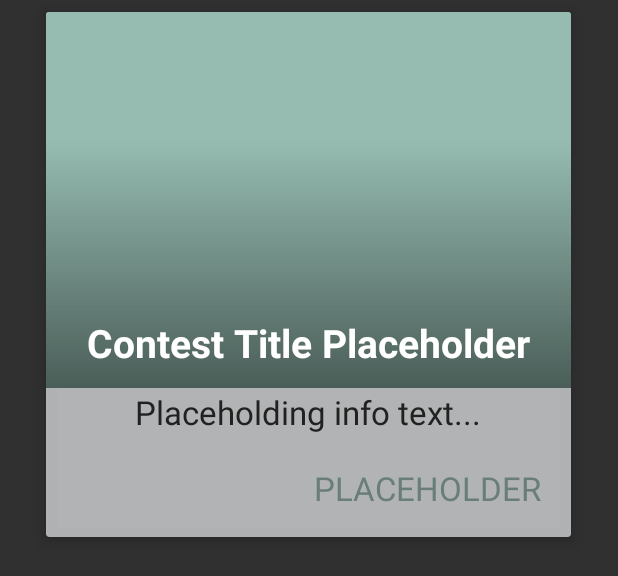
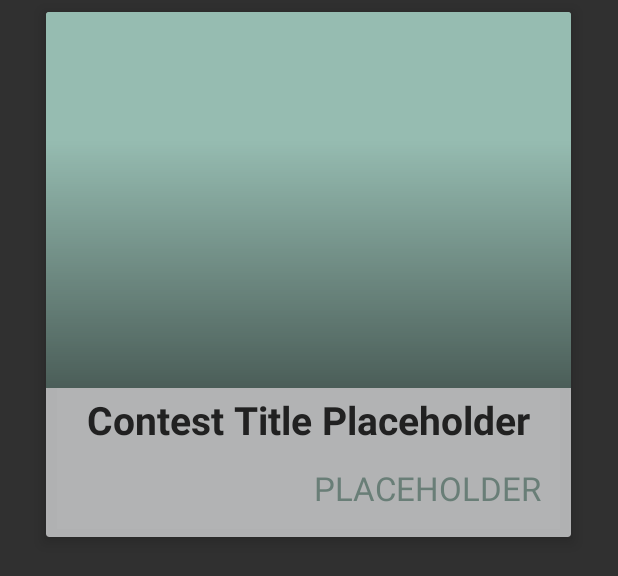
Before and after one commit to chiefnoah/anime-bracket-android, an Android app: the layout current_bracket_card.xml on its own in the app's theme, with its tools: preview values and no code run, on a phone screen of 412 x 824 dp. Shown: the top 576 px of the screen. Run offline under Robolectric (Android 15) with nearby library versions, the phone set to English and light mode, and no system bars.

Commit message:
Card style changes

```diff
--- a/app/src/main/res/layout/current_bracket_card.xml
+++ b/app/src/main/res/layout/current_bracket_card.xml
@@ -3,8 +3,8 @@
     xmlns:card_view="http://schemas.android.com/apk/res-auto"
     android:layout_width="match_parent"
     android:layout_height="match_parent"
-    android:orientation="vertical"
-    android:gravity="center_horizontal">
+    android:gravity="center_horizontal"
+    android:orientation="vertical">
 
 
     <android.support.v7.widget.CardView
@@ -12,11 +12,11 @@
         android:layout_width="350dp"
         android:layout_height="350dp"
         android:layout_gravity="center"
-        card_view:cardBackgroundColor="@color/cardBackground"
-        card_view:cardCornerRadius="2dp"
         android:layout_margin="8dp"
         android:longClickable="true"
-        android:translationZ="4dp">
+        android:translationZ="4dp"
+        card_view:cardBackgroundColor="@color/cardBackground"
+        card_view:cardCornerRadius="2dp">
 
         <RelativeLayout
             android:layout_width="match_parent"
@@ -25,9 +25,9 @@
             android:background="#00000000">
 
             <TableLayout
+                android:id="@+id/images_table_layout"
                 android:layout_width="match_parent"
-                android:layout_height="wrap_content"
-                android:id="@+id/images_table_layout">
+                android:layout_height="wrap_content">
 
                 <TableRow>
 
@@ -89,34 +89,39 @@
                 android:layout_marginBottom="3dp"
                 android:text="Placeholding info text..."
                 android:textAppearance="?android:attr/textAppearanceLarge"
-                android:textColor="@color/colorTextPrimary" />
+                android:textColor="@color/colorTextPrimary"
+                android:visibility="gone" />
 
             <TextView
                 android:id="@+id/current_bracket_title_text_view"
                 android:layout_width="wrap_content"
                 android:layout_height="wrap_content"
-                android:layout_above="@+id/info_text_view"
+                android:layout_below="@+id/images_table_layout"
                 android:layout_centerHorizontal="true"
-                android:layout_marginBottom="14dp"
+                android:layout_marginBottom="3dp"
+                android:layout_marginLeft="6dp"
+                android:layout_marginRight="6dp"
+                android:layout_marginTop="3dp"
                 android:text="Contest Title Placeholder"
                 android:textAppearance="?android:attr/textAppearanceLarge"
+                android:textColor="@color/colorTextPrimary"
                 android:textSize="26sp"
                 android:textStyle="bold" />
 
             <Button
                 android:id="@+id/action_button"
+                style="?android:attr/borderlessButtonStyle"
                 android:layout_width="wrap_content"
                 android:layout_height="wrap_content"
                 android:layout_alignParentBottom="true"
                 android:layout_alignParentEnd="true"
                 android:layout_alignParentRight="true"
+                android:layout_margin="8dp"
+                android:clickable="true"
                 android:text="PLACEHOLDER"
                 android:textAppearance="?android:attr/textAppearanceLarge"
                 android:textColor="@color/cardActionText"
-                style="?android:attr/borderlessButtonStyle"
-                android:textSize="22sp"
-                android:clickable="true"
-                android:layout_margin="8dp" />
+                android:textSize="22sp" />
 
         </RelativeLayout>
     </android.support.v7.widget.CardView>
```
